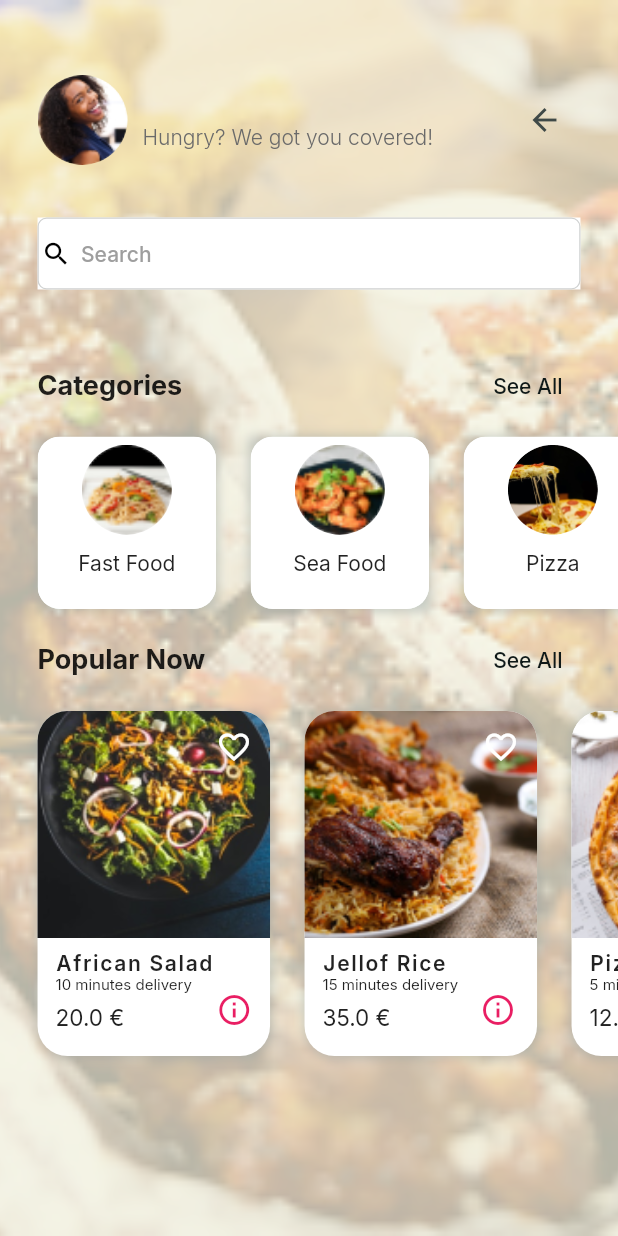
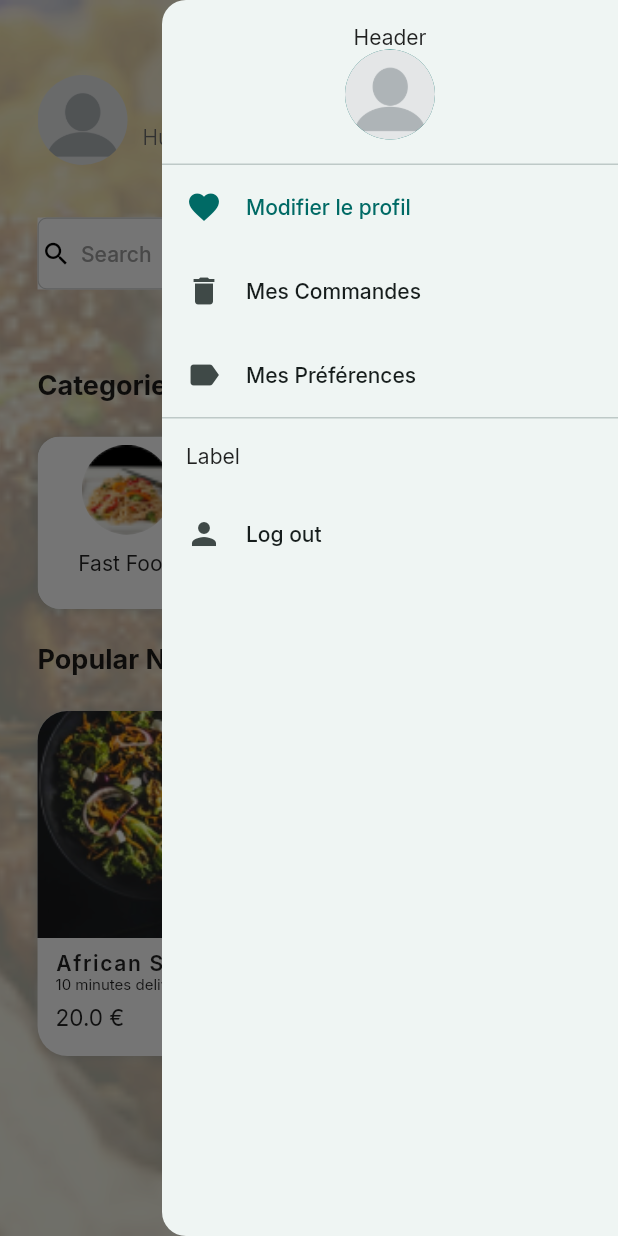
Before and after one commit to TarekMokadem/foodcourt, a Flutter app: the WollyWings screen opened directly, with the side drawer open (before the commit the screen has no drawer), on a phone screen of 412 x 824 dp. Run offline on Flutter 3.47's test engine with Material 2 defaults, Android fonts, the phone set to English and light mode, and no system bars; our stand-ins replace badges, carousel_indicator, firebase_auth, firebase_core, flutter_rating_bar, flutter_screenutil and 5 more; missing offline and left inert: dart:ffi; accounts and stored records are empty.

Commit message:
Adding authentification system, profile menu with profil photo customizer (not working yet)

```diff
--- a/lib/constants/assets_constant.dart
+++ b/lib/constants/assets_constant.dart
@@ -11,7 +11,7 @@ class Assets {
   static String onb2 = '$imagePath/onboarding2.png';
   static String onb3 = '$imagePath/onboarding3.png';
   static String authBg = '$imagePath/auth_bg.png';
-  static String profilePic = '$imagePath/profile_pic.png';
+  static String profilePic = '$imagePath/blank-profile-picture.png';
   static String profilePic1 = '$imagePath/me.jpg';
 
   static String cake1 = '$imagePath/cake1.png';
--- a/lib/screens/home/home_screen.dart
+++ b/lib/screens/home/home_screen.dart
@@ -48,7 +48,7 @@ class _HomeScreenState extends State<HomeScreen> {
         },
         child: BuildPages(
           currentPage: currentBottomIndex,
-          pages: const [
+          pages:  [
             // CartView(),
             WollyWings(),
             Pokenio(),
--- /dev/null
+++ b/lib/screens/home/views/home/components/drawer.dart
@@ -0,0 +1,107 @@
+
+import 'dart:io';
+
+import 'package:firebase_auth/firebase_auth.dart';
+import 'package:flutter/material.dart';
+import 'package:image_picker/image_picker.dart';
+
+import '../../../../../constants/assets_constant.dart';
+import '../../../widgets/app_circle_image.dart';
+
+class DrawerContent extends StatefulWidget {
+  const DrawerContent({super.key});
+
+  @override
+  State<DrawerContent> createState() => _DrawerContentState();
+}
+
+class _DrawerContentState extends State<DrawerContent> {
+
+  late XFile? imageFile = XFile(Assets.profilePic);
+
+  int _selectedDestination = 0;
+  _getFromGallery() async {
+    XFile? pickedFile = await ImagePicker().pickImage(
+      source: ImageSource.gallery,
+    );
+    if (pickedFile != null) {
+      String imageFile = pickedFile.path;
+    } else {
+      String imageFile = Assets.profilePic;
+    }
+  }
+  @override
+  Widget build(BuildContext context) {
+    return ListView(
+      // Important: Remove any padding from the ListView.
+      padding: EdgeInsets.zero,
+      children: <Widget>[
+        Padding(
+          padding: const EdgeInsets.all(16.0),
+          child: Column(
+            children: [
+              Text(
+                'Header',
+              ),
+              FilledButton(style: ButtonStyle(
+                shape: MaterialStateProperty.all(CircleBorder())
+              ),
+                onPressed: () async {
+                  imageFile = await ImagePicker().pickImage(
+                    source: ImageSource.gallery,
+                  );
+                },
+                child: AppCircleImage(
+                  image: imageFile!.path,
+                ),
+              ),
+            ],
+          ),
+        ),
+        Divider(
+          height: 1,
+          thickness: 1,
+        ),
+        ListTile(
+          leading: Icon(Icons.favorite),
+          title: Text('Modifier le profil'),
+          selected: _selectedDestination == 0,
+          onTap: () => selectDestination(0),
+        ),
+        ListTile(
+          leading: Icon(Icons.delete),
+          title: Text('Mes Commandes'),
+          selected: _selectedDestination == 1,
+          onTap: () => selectDestination(1),
+        ),
+        ListTile(
+          leading: Icon(Icons.label),
+          title: Text('Mes Préférences'),
+          selected: _selectedDestination == 2,
+          onTap: () => selectDestination(2),
+        ),
+        Divider(
+          height: 1,
+          thickness: 1,
+        ),
+        Padding(
+          padding: const EdgeInsets.all(16.0),
+          child: Text(
+            'Label',
+          ),
+        ),
+        ListTile(
+          leading: Icon(Icons.person),
+          title: Text('Log out'),
+          onTap: () => FirebaseAuth.instance.signOut(),
+        ),
+      ],
+    );
+  }
+
+  void selectDestination(int index) {
+    setState(() {
+      _selectedDestination = index;
+    });
+  }
+}
--- a/lib/screens/home/views/home/wolly_wings.dart
+++ b/lib/screens/home/views/home/wolly_wings.dart
@@ -4,12 +4,14 @@ import 'package:foodcourt/constants/data.dart';
 import 'package:foodcourt/screens/home/widgets/app_header.dart';
 import 'package:foodcourt/screens/home/widgets/category_card.dart';
 
+import 'components/drawer.dart';
 import 'components/header_section.dart';
 import 'components/offers_section.dart';
 import '../../widgets/popular_now_card.dart';
 
 class WollyWings extends StatefulWidget {
-  const WollyWings({
+  final GlobalKey<ScaffoldState> _scaffoldKey = GlobalKey();
+   WollyWings({
     Key? key,
   }) : super(key: key);
 
@@ -24,6 +26,8 @@ class _WollyWingsState extends State<WollyWings> {
   @override
   Widget build(BuildContext context) {
     return Scaffold(
+      endDrawer: Drawer(child: DrawerContent()),
+      key: widget._scaffoldKey,
       // height: Get.height,
       body: Container(
         decoration: BoxDecoration(
@@ -39,7 +43,7 @@ class _WollyWingsState extends State<WollyWings> {
         child: Column(
           children: [
             const SizedBox(height: 50),
-            AvaterHeaderWithNotifications(),
+            AvaterHeaderWithNotifications(parentScaffoldkey: widget._scaffoldKey),
             const SizedBox(height: 35),
             searchBox(),
             const SizedBox(height: 30),
--- a/lib/screens/home/widgets/app_header.dart
+++ b/lib/screens/home/widgets/app_header.dart
@@ -4,11 +4,17 @@ import 'package:flutter/material.dart';
 import 'package:foodcourt/constants/assets_constant.dart';
 import 'package:foodcourt/screens/home/widgets/app_circle_image.dart';
 
-class AvaterHeaderWithNotifications extends StatelessWidget {
+class AvaterHeaderWithNotifications extends StatefulWidget {
+  final parentScaffoldkey;
   AvaterHeaderWithNotifications({
-    Key? key,
+    Key? key, required this.parentScaffoldkey,
   }) : super(key: key);
 
+  @override
+  State<AvaterHeaderWithNotifications> createState() => _AvaterHeaderWithNotificationsState();
+}
+
+class _AvaterHeaderWithNotificationsState extends State<AvaterHeaderWithNotifications> {
   final user = FirebaseAuth.instance.currentUser;
 
   @override
@@ -40,11 +46,16 @@ class AvaterHeaderWithNotifications extends StatelessWidget {
           ],
         ),
         const Spacer(),
-        // Image.asset(Assets.badgedNotif),
-        IconButton(
-          padding: EdgeInsets.zero,
-          onPressed: () => FirebaseAuth.instance.signOut(),
-          icon: Icon(Icons.arrow_back),
+        Builder(
+          builder: (context) {
+            return IconButton(
+              padding: EdgeInsets.zero,
+              onPressed: () {
+                widget.parentScaffoldkey.currentState!.openEndDrawer();
+              },
+              icon: Icon(Icons.menu),
+            );
+          }
         ),
       ],
     );
--- a/lib/widgets/textfield/app_textfield.dart
+++ b/lib/widgets/textfield/app_textfield.dart
@@ -21,8 +21,10 @@ class _AppTextFormFieldState extends State<AppTextFormField> {
 
   @override
   Widget build(BuildContext context) {
-    return TextFormField(controller: widget.controller,
+    return TextField(controller: widget.controller,
       decoration: InputDecoration(
+        border: OutlineInputBorder(),
+        labelText: widget.hint,
         hintText: widget.hint,
         suffixIcon: widget.obscurable ? renderSuffix : null,
       ),
--- a/pubspec.yaml
+++ b/pubspec.yaml
@@ -43,10 +43,11 @@ dependencies:
   get: ^4.6.5
   flutter_screenutil: ^5.6.0
   flutter_rating_bar: ^4.0.1
-  flutter_native_splash: ^2.2.15
-  flutter_launcher_icons: ^0.11.0
+  flutter_native_splash: ^2.3.2
+  flutter_launcher_icons: ^0.13.1
   firebase_core: ^2.15.0
   firebase_auth: ^4.7.2
+  image_picker: ^1.0.2
 
 dev_dependencies:
   flutter_test:
```
Also changed, not shown: lib/models/user_model.dart (added, +16 -0 lines), lib/screens/auth/signin.dart (+48 -9 lines), lib/screens/auth/signup.dart (+32 -15 lines), lib/screens/home/views/home/marache_coffee.dart (+6 -2 lines), lib/screens/home/views/home/pepper_grill.dart (+6 -2 lines), lib/screens/home/views/home/pizza_time.dart (+7 -2 lines), lib/screens/home/views/home/pokenio.dart (+6 -2 lines), assets/images/blank-profile-picture.png (added), pubspec.lock, 2 other files.
